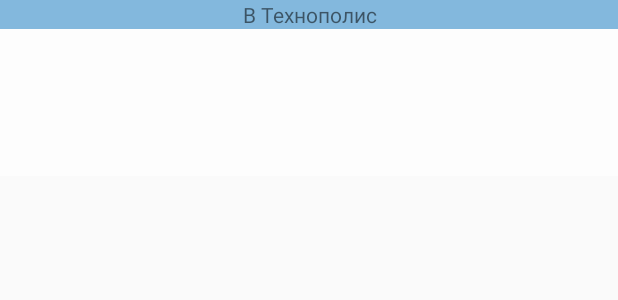
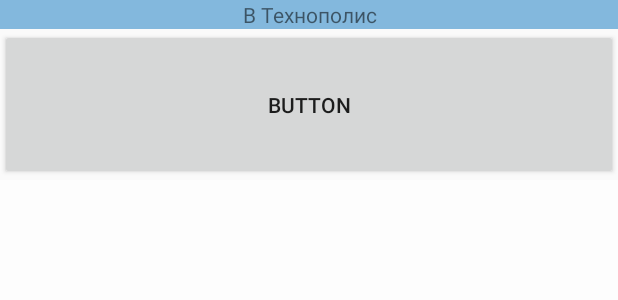
Before and after one commit to Donutellko/TechnopolisShuttle, an Android app: the layout my_widget.xml on its own in the app's theme, with its tools: preview values and no code run, on a phone screen of 412 x 824 dp. Shown: the top 300 px of the screen. Run offline under Robolectric (Android 15) with nearby library versions, the phone set to English and light mode, and no system bars.

Commit message:
1) доделал ресурсы 2) кнопка с обновлением данных виджета

```diff
--- a/app/src/main/res/layout/full_2col_head.xml
+++ b/app/src/main/res/layout/full_2col_head.xml
@@ -21,7 +21,7 @@
             <TextView
                 android:layout_width="match_parent"
                 android:layout_height="match_parent"
-                android:text="В Технополис"
+                android:text="@string/to_technopolis"
                 android:textAlignment="center"
                 android:textSize="20sp"/>
         </LinearLayout>
@@ -37,7 +37,7 @@
                 android:layout_height="match_parent"
                 android:layout_gravity="center_vertical|center_horizontal"
                 android:gravity="center_vertical|center_horizontal"
-                android:text="К метро"
+                android:text="@string/to_underground"
                 android:textSize="20sp"/>
         </LinearLayout>
     </LinearLayout>
--- a/app/src/main/res/layout/full_layout.xml
+++ b/app/src/main/res/layout/full_layout.xml
@@ -11,7 +11,7 @@
         android:layout_height="wrap_content"
         android:layout_margin="5dp"
         android:checked="true"
-        android:text="Отображать прошедшие"
+        android:text="@string/show_past"
         android:textAlignment="viewStart"
         android:textSize="14sp"/>
 
--- a/app/src/main/res/layout/map_layout.xml
+++ b/app/src/main/res/layout/map_layout.xml
@@ -11,7 +11,7 @@
         android:background="@android:color/holo_red_light"
         android:paddingLeft="15dp"
         android:paddingRight="15dp"
-        android:text="Автобусная ост., м.Московская \nМосковский проспект, 189"
+        android:text="@string/address_of_bus_station"
         android:textColor="@color/common_google_signin_btn_text_dark_focused"
         android:textSize="12sp"/>
 
@@ -24,7 +24,7 @@
         android:background="@android:color/holo_blue_dark"
         android:paddingLeft="15dp"
         android:paddingRight="15dp"
-        android:text='Б.Ц. "TECHNOPOLIS" \nПулковское шоссе, 40к4'
+        android:text="@string/address_of_technopolis"
         android:textColor="@color/common_google_signin_btn_text_dark_focused"
         android:textSize="12sp"/>
 
--- a/app/src/main/res/layout/my_widget.xml
+++ b/app/src/main/res/layout/my_widget.xml
@@ -4,7 +4,8 @@
               android:layout_height="match_parent"
               android:padding="@dimen/widget_margin"
               android:orientation="vertical"
-              android:layout_weight="1">
+              android:layout_weight="1"
+    android:weightSum="1">
 
     <TextView
         android:id="@+id/textView4"
@@ -13,6 +14,15 @@
         android:text="В Технополис"
         android:background="#7a006FBD"
         android:textAlignment="center"/>
+
+    <Button
+        android:id="@+id/update_shedule"
+        android:layout_width="match_parent"
+        android:layout_height="wrap_content"
+        android:layout_weight="0.08"
+        android:text="Button"
+        android:onClick="onUpdateButtonClick"
+        />
 
     <LinearLayout
         android:layout_width="match_parent"
--- a/app/src/main/res/layout/short_head.xml
+++ b/app/src/main/res/layout/short_head.xml
@@ -20,7 +20,7 @@
             <TextView
                 android:layout_width="match_parent"
                 android:layout_height="match_parent"
-                android:text="Отбытие"
+                android:text="@string/departure"
                 android:textAlignment="center"
                 android:textSize="20sp"
                 />
@@ -37,7 +37,7 @@
                 android:layout_height="match_parent"
                 android:layout_gravity="center_vertical|center_horizontal"
                 android:gravity="center_vertical|center_horizontal"
-                android:text="Осталось времени"
+                android:text="@string/time_left"
                 android:textSize="20sp"/>
         </LinearLayout>
     </LinearLayout>
```
Also changed, not shown: app/src/main/java/com/donutellko/technopolisshuttle/MyWidget.java (+12 -0 lines), app/src/main/res/layout/settings_layout.xml (+9 -9 lines), app/src/main/res/layout/short_layout.xml (+4 -4 lines), app/src/main/res/values/strings.xml (+18 -2 lines).
